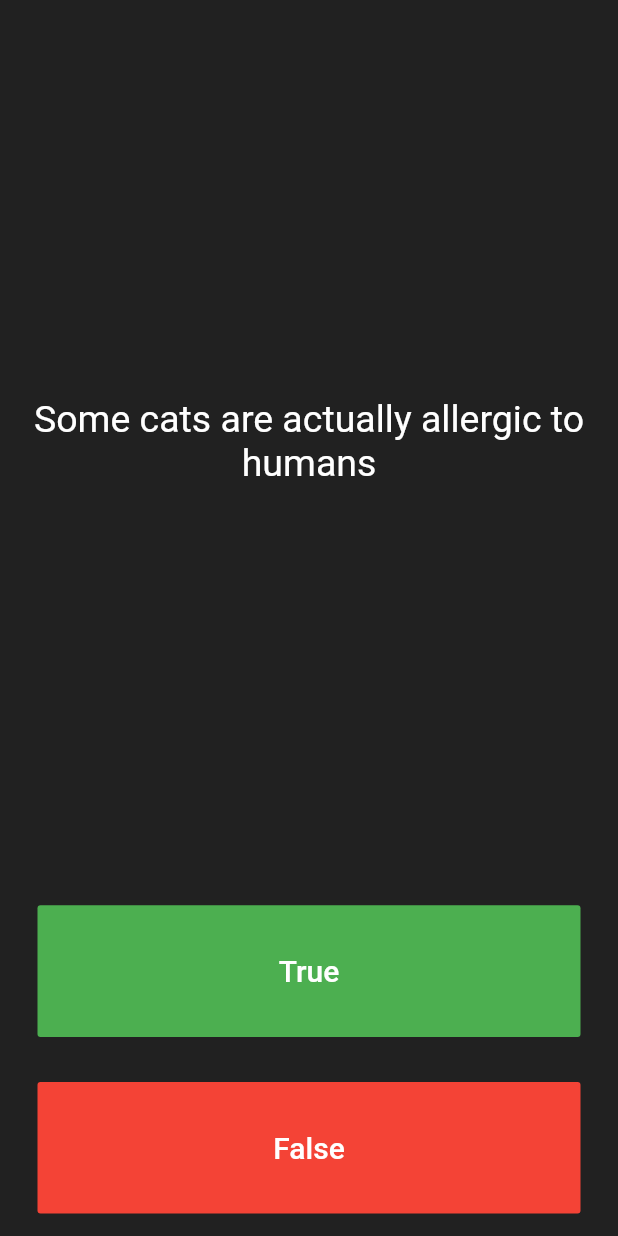
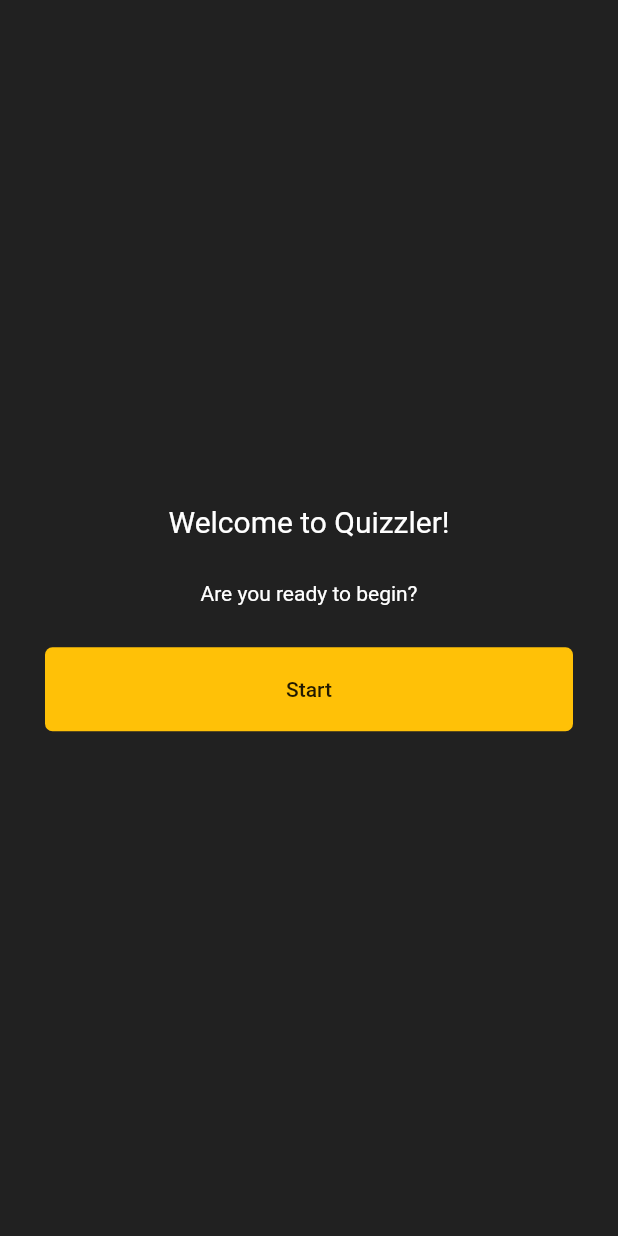
Before and after one commit to JaroslawMejer/flutter-quiz, a Flutter app: the screen it shows after launch, on a phone screen of 412 x 824 dp. Run offline on Flutter 3.47's test engine with Material 2 defaults, Android fonts, the phone set to English and light mode, and no system bars; our stand-ins replace rflutter_alert.

```diff
--- a/lib/main.dart
+++ b/lib/main.dart
@@ -1,8 +1,5 @@
 import 'package:flutter/material.dart';
-import 'quiz_brain.dart';
-import 'package:rflutter_alert/rflutter_alert.dart';
-
-QuizBrain quizBrain = QuizBrain();
+import 'screens/quizPage.dart';
 
 void main() => runApp(Quizzler());
 
@@ -14,139 +11,86 @@ class Quizzler extends StatelessWidget {
         backgroundColor: Colors.grey.shade900,
         body: SafeArea(
           child: Padding(
-            padding: EdgeInsets.symmetric(horizontal: 10.0),
-            child: QuizPage(),
-          ),
+              padding: EdgeInsets.symmetric(horizontal: 10.0),
+              child: Column(
+                children: <Widget>[
+                  Expanded(
+                    child: Homepage(),
+                  )
+                ],
+              )),
         ),
       ),
     );
   }
 }
 
-class QuizPage extends StatefulWidget {
+class Homepage extends StatefulWidget {
   @override
-  _QuizPageState createState() => _QuizPageState();
+  _HomepageState createState() => _HomepageState();
 }
 
-class _QuizPageState extends State<QuizPage> {
-  List<Widget> scoreKeeper = [];
-
-  int correctAnswers = 0;
-  int allAnswers = 0;
-
-  void checkAnswer(bool userPickedAnswer) {
-    bool correctAnswer = quizBrain.getQuestionAnswer();
-    setState(() {
-      if (userPickedAnswer == correctAnswer) {
-        scoreKeeper.add(
-          Icon(
-            Icons.check,
-            color: Colors.green,
-          ),
-        );
-        correctAnswers++;
-      } else {
-        scoreKeeper.add(
-          Icon(
-            Icons.remove,
-            color: Colors.red,
-          ),
-        );
-      }
-      allAnswers++;
-      if (quizBrain.isFinished() == true) {
-        Alert(
-          context: context,
-          type: AlertType.success,
-          title: 'You\'ve done it!',
-          desc:
-              "That was the last question. Your score is $correctAnswers out of $allAnswers",
-          buttons: [
-            DialogButton(
-              child: Text(
-                'Thanks',
-                style: TextStyle(color: Colors.white, fontSize: 20.0),
-              ),
-              onPressed: () => Navigator.pop(context),
-            ),
-          ],
-        ).show();
-        finishQuiz();
-      } else {
-        quizBrain.nextQuestion();
-      }
-    });
-  }
-
-  void finishQuiz() {
-    setState(() {
-      quizBrain.resetQuiz();
-      scoreKeeper.clear();
-      correctAnswers = 0;
-      allAnswers = 0;
-    });
-  }
+class _HomepageState extends State<Homepage> {
+  bool mainPage = true;
 
   @override
   Widget build(BuildContext context) {
     return Column(
-      mainAxisAlignment: MainAxisAlignment.spaceBetween,
-      crossAxisAlignment: CrossAxisAlignment.stretch,
       children: <Widget>[
-        Expanded(
-          flex: 5,
-          child: Padding(
-            padding: EdgeInsets.all(10.0),
-            child: Center(
-              child: Text(
-                quizBrain.getQuestionText(),
-                textAlign: TextAlign.center,
-                style: TextStyle(
-                  fontSize: 25.0,
-                  color: Colors.white,
-                ),
+        Visibility(
+          visible: !mainPage,
+          child: Expanded(
+            child: QuizPage(),
+          ),
+        ),
+        Visibility(
+          visible: mainPage,
+          child: Expanded(
+            child: Container(
+              child: Column(
+                crossAxisAlignment: CrossAxisAlignment.stretch,
+                mainAxisAlignment: MainAxisAlignment.center,
+                children: <Widget>[
+                  Padding(
+                    padding: const EdgeInsets.all(20.0),
+                    child: Text(
+                      'Welcome to Quizzler!',
+                      style: TextStyle(
+                        color: Colors.white,
+                        fontSize: 20.0,
+                      ),
+                      textAlign: TextAlign.center,
+                    ),
+                  ),
+                  Padding(
+                    padding: const EdgeInsets.all(8.0),
+                    child: Text(
+                      'Are you ready to begin?',
+                      style: TextStyle(color: Colors.white),
+                      textAlign: TextAlign.center,
+                    ),
+                  ),
+                  Padding(
+                    padding: const EdgeInsets.all(20.0),
+                    child: FlatButton(
+                      child: Text('Start'),
+                      color: Colors.amber,
+                      padding: EdgeInsets.all(20.0),
+                      shape: RoundedRectangleBorder(
+                        borderRadius: BorderRadius.circular(5.0),
+                      ),
+                      onPressed: () {
+                        setState(() {
+                          mainPage = false;
+                        });
+                      },
+                    ),
+                  )
+                ],
               ),
             ),
           ),
         ),
-        Expanded(
-          child: Padding(
-            padding: EdgeInsets.all(15.0),
-            child: FlatButton(
-              textColor: Colors.white,
-              color: Colors.green,
-              child: Text(
-                'True',
-                style: TextStyle(
-                  color: Colors.white,
-                  fontSize: 20.0,
-                ),
-              ),
-              onPressed: () {
-                checkAnswer(true);
-              },
-            ),
-          ),
-        ),
-        Expanded(
-          child: Padding(
-            padding: EdgeInsets.all(15.0),
-            child: FlatButton(
-              color: Colors.red,
-              child: Text(
-                'False',
-                style: TextStyle(
-                  fontSize: 20.0,
-                  color: Colors.white,
-                ),
-              ),
-              onPressed: () {
-                checkAnswer(false);
-              },
-            ),
-          ),
-        ),
-        Row(children: scoreKeeper),
       ],
     );
   }
```
Also changed, not shown: lib/screens/quizPage.dart (added, +135 -0 lines).
